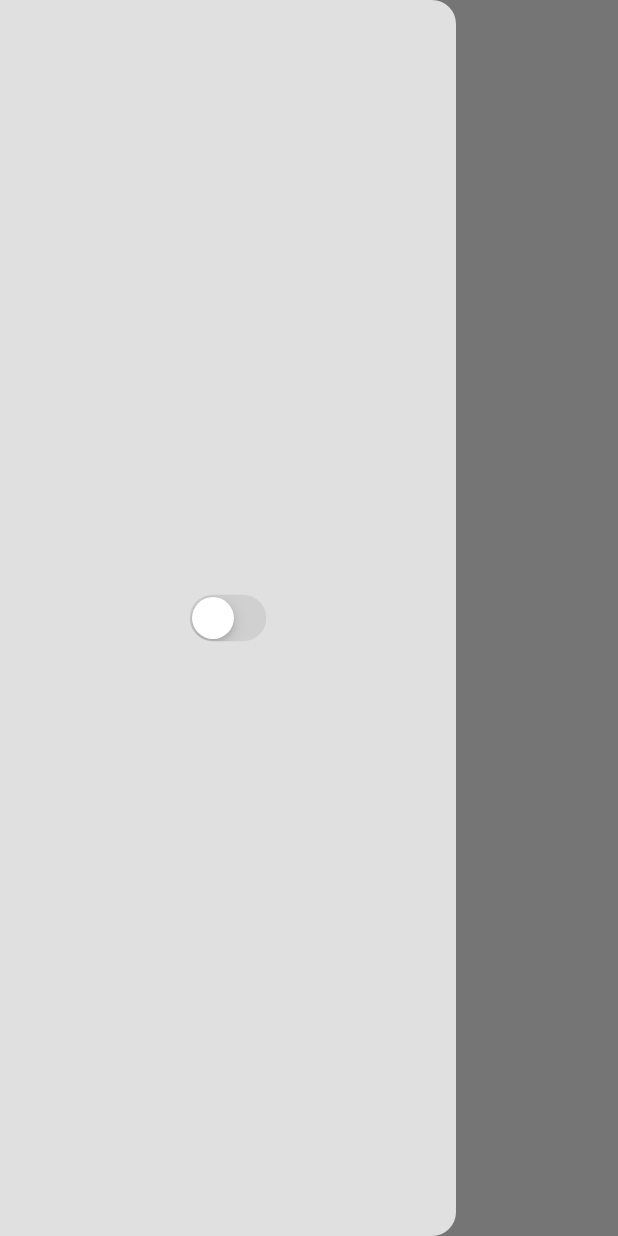
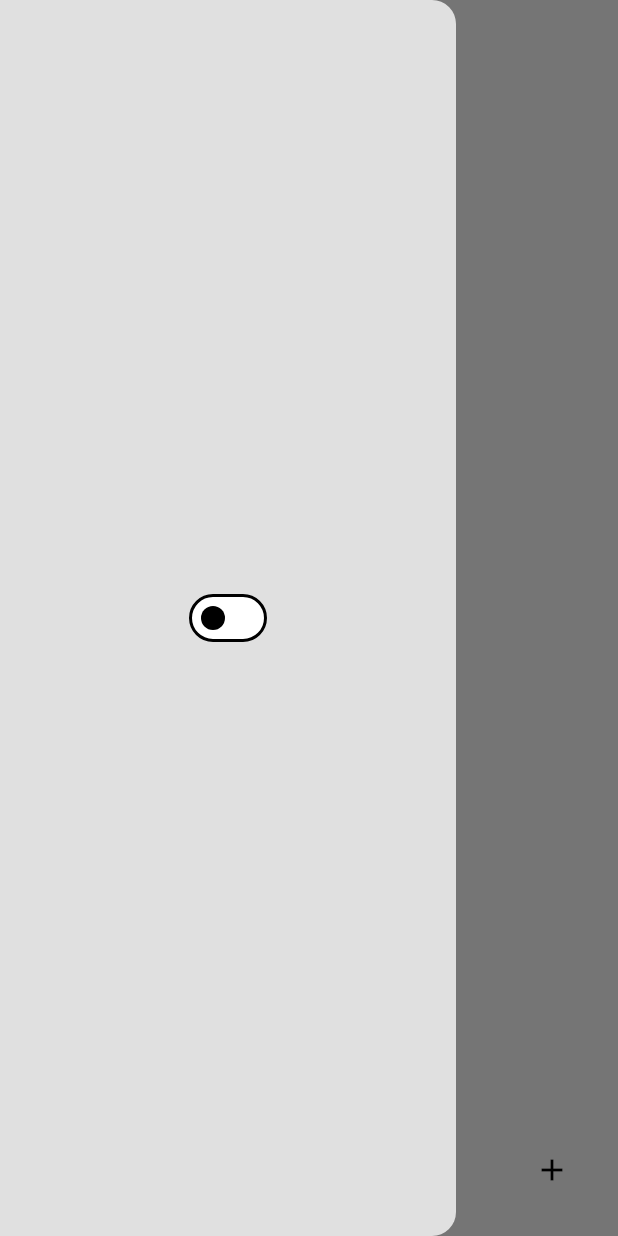
Before and after one commit to HacerYaman/Minimal-Habit-Tracker, a Flutter app: the screen it shows after launch, with the side drawer open, on a phone screen of 412 x 824 dp. Run offline on Flutter 3.47's test engine with Material 3 defaults, Android fonts, the phone set to English and light mode, and no system bars; our stand-ins replace isar; accounts and stored records are empty; generated files the repository leaves out were written again.

Commit message:
habit tile

```diff
--- /dev/null
+++ b/lib/components/my_drawer.dart
@@ -0,0 +1,24 @@
+import 'package:flutter/cupertino.dart';
+import 'package:flutter/material.dart';
+import 'package:minimal_habit_tracker/theme/theme_provider.dart';
+import 'package:provider/provider.dart';
+
+class MyDrawer extends StatelessWidget {
+  const MyDrawer({
+    super.key,
+  });
+
+  @override
+  Widget build(BuildContext context) {
+    return Drawer(
+      backgroundColor: Theme.of(context).colorScheme.background,
+      child: Center(
+        child: Switch(
+            value: Provider.of<ThemeProvider>(context).isDarkMode,
+            onChanged: (value) =>
+                Provider.of<ThemeProvider>(context, listen: false)
+                    .toggleTheme()),
+      ),
+    );
+  }
+}
--- a/lib/database/habit_database.dart
+++ b/lib/database/habit_database.dart
@@ -10,7 +10,7 @@ class HabitDatabase extends ChangeNotifier {
   // initalize database
   static Future<void> initalize() async {
     final dir = await getApplicationDocumentsDirectory();
-    final isar = await Isar.open(
+    isar = await Isar.open(
       [HabitSchema, AppSettingsSchema], // oluşturulan Isar.g dosyalarından
       directory: dir.path,
     );
--- a/lib/main.dart
+++ b/lib/main.dart
@@ -7,11 +7,13 @@ import 'package:provider/provider.dart';
 void main() async {
   WidgetsFlutterBinding.ensureInitialized();
   await HabitDatabase.initalize();
-  await HabitDatabase().saveFirstLaunchDate();
+  await HabitDatabase().saveFirstLaunchDate();  //launchu bozuyo
   runApp(
     MultiProvider(
         providers: [
-      ChangeNotifierProvider(create: (context) => ThemeProvider())
+      ChangeNotifierProvider(create: (context) => ThemeProvider(),),
+      ChangeNotifierProvider(create: (context) => HabitDatabase(),),
+
     ],
     child: const MyApp()),
   );
@@ -26,7 +28,7 @@ class MyApp extends StatelessWidget {
       debugShowCheckedModeBanner: false,
       title: 'Habbit Tracker',
       theme: Provider.of<ThemeProvider>(context).themeData,
-      home: const HomePage(),
+      home:  HomePage(),
     );
   }
 }
--- a/lib/pages/home_page.dart
+++ b/lib/pages/home_page.dart
@@ -1,10 +1,13 @@
-import 'package:flutter/cupertino.dart';
 import 'package:flutter/material.dart';
-import 'package:minimal_habit_tracker/theme/theme_provider.dart';
+import 'package:minimal_habit_tracker/components/my_alert_dialog.dart';
+import 'package:minimal_habit_tracker/components/my_drawer.dart';
+import 'package:minimal_habit_tracker/database/habit_database.dart';
+import 'package:minimal_habit_tracker/models/habit.dart';
+import 'package:minimal_habit_tracker/util/habit_util.dart';
 import 'package:provider/provider.dart';
 
 class HomePage extends StatefulWidget {
-  const HomePage({super.key});
+  HomePage({super.key});
 
   @override
   State<HomePage> createState() => _HomePageState();
@@ -12,19 +15,60 @@ class HomePage extends StatefulWidget {
 
 class _HomePageState extends State<HomePage> {
   @override
+  void initState() {
+    Provider.of<HabitDatabase>(context, listen: false).readHabits();
+
+    super.initState();
+  }
+
+  final controller = TextEditingController();
+
+  void createNewHabit() {
+    showDialog(
+        context: context,
+        builder: (context) => MyAlertDialog(controller: controller));
+  }
+
+  @override
   Widget build(BuildContext context) {
     return Scaffold(
       appBar: AppBar(),
-      drawer: Drawer(
-        backgroundColor: Theme.of(context).colorScheme.background,
-        child: Center(
-          child: CupertinoSwitch(
-              value: Provider.of<ThemeProvider>(context).isDarkMode,
-              onChanged: (value) =>
-                  Provider.of<ThemeProvider>(context, listen: false)
-                      .toggleTheme()),
+      drawer: const MyDrawer(),
+      floatingActionButton: FloatingActionButton(
+        shape: const CircleBorder(),
+        onPressed: () {
+          createNewHabit();
+        },
+        elevation: 0,
+        backgroundColor: Theme.of(context).colorScheme.tertiary,
+        child: const Icon(
+          Icons.add,
+          color: Colors.black,
         ),
       ),
+      body: _buildHabitList(),
+    );
+  }
+
+  Widget _buildHabitList() {
+    final habitDatabase = context.watch<HabitDatabase>();
+
+    List<Habit> currentHabits = habitDatabase.currentHabit;
+
+    return ListView.builder(
+      itemCount: currentHabits.length,
+      itemBuilder: (context, index) {
+        //her habiti çek
+        final habit = currentHabits[index];
+
+        // habit bugün tamamlanmış mı kontrol et
+        bool isCompletedBody = isHabitCompletedToday(habit.complatedDays);
+
+        //habit ui
+        return ListTile(
+          title: Text(habit.habitName),
+        );
+      },
     );
   }
 }
--- a/lib/theme/theme.dart
+++ b/lib/theme/theme.dart
@@ -4,16 +4,18 @@ ThemeData lightMode = ThemeData(
     brightness: Brightness.light,
     colorScheme: ColorScheme.light(
       background: Colors.grey.shade300,
-      primary: Colors.grey.shade200,
-      secondary: Colors.grey.shade400,
-      inversePrimary: Colors.grey.shade800,
+      primary: Colors.grey.shade500,
+      secondary: Colors.grey.shade200,
+      tertiary: Colors.white,
+      inversePrimary: Colors.grey.shade900,
     ));
 
 ThemeData darkMode = ThemeData(
     brightness: Brightness.dark,
     colorScheme: ColorScheme.dark(
       background: Colors.grey.shade900,
-      primary: Colors.grey.shade800,
+      primary: Colors.grey.shade600,
       secondary: Colors.grey.shade700,
+      tertiary: Colors.grey.shade800,
       inversePrimary: Colors.grey.shade300,
     ));
```
Also changed, not shown: lib/components/my_alert_dialog.dart (added, +56 -0 lines), lib/theme/theme_provider.dart (+12 -5 lines), lib/util/habit_util.dart (added, +9 -0 lines).
